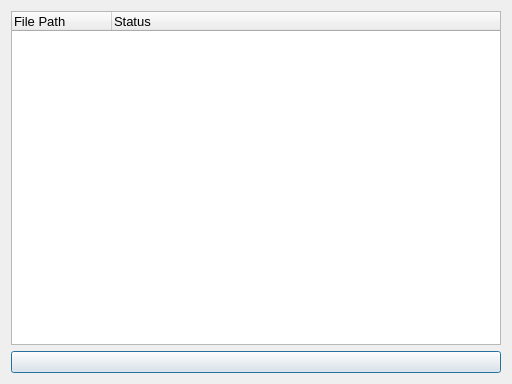
Before: the Qt Designer form source/ui/playlistwindow/tp_replaygainscanprogress.ui in ZXfkSIE/ThousandPlayer, drawn with Qt 5.
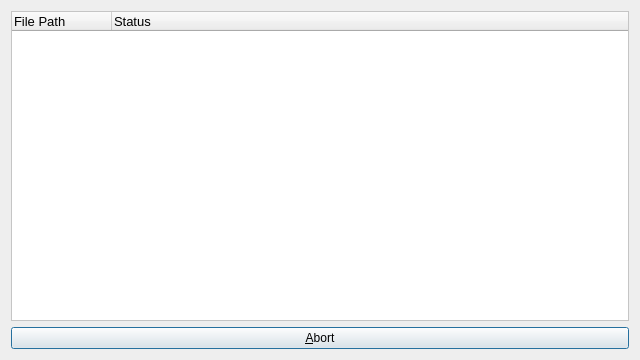
After: the same form once the commit is applied.

What changed in the file:
```diff
--- a/source/ui/playlistwindow/tp_replaygainscanprogress.ui
+++ b/source/ui/playlistwindow/tp_replaygainscanprogress.ui
@@ -6,16 +6,40 @@
    <rect>
     <x>0</x>
     <y>0</y>
-    <width>512</width>
-    <height>384</height>
+    <width>640</width>
+    <height>360</height>
    </rect>
   </property>
   <property name="windowTitle">
    <string>Dialog</string>
   </property>
+  <property name="styleSheet">
+   <string notr="true">color: black;
+background-color: #EEE;</string>
+  </property>
   <layout class="QVBoxLayout" name="verticalLayout">
    <item>
     <widget class="QTableWidget" name="tableWidget">
+     <property name="font">
+      <font>
+       <pointsize>10</pointsize>
+      </font>
+     </property>
+     <property name="styleSheet">
+      <string notr="true">QTableView
+{
+background-color:white;
+}</string>
+     </property>
+     <property name="editTriggers">
+      <set>QAbstractItemView::NoEditTriggers</set>
+     </property>
+     <property name="selectionMode">
+      <enum>QAbstractItemView::NoSelection</enum>
+     </property>
+     <property name="gridStyle">
+      <enum>Qt::DotLine</enum>
+     </property>
      <attribute name="horizontalHeaderStretchLastSection">
       <bool>true</bool>
      </attribute>
@@ -51,7 +75,11 @@
     </widget>
    </item>
    <item>
-    <widget class="QPushButton" name="pushButton"/>
+    <widget class="QPushButton" name="pushButton">
+     <property name="text">
+      <string>&amp;Abort</string>
+     </property>
+    </widget>
    </item>
   </layout>
  </widget>
```
